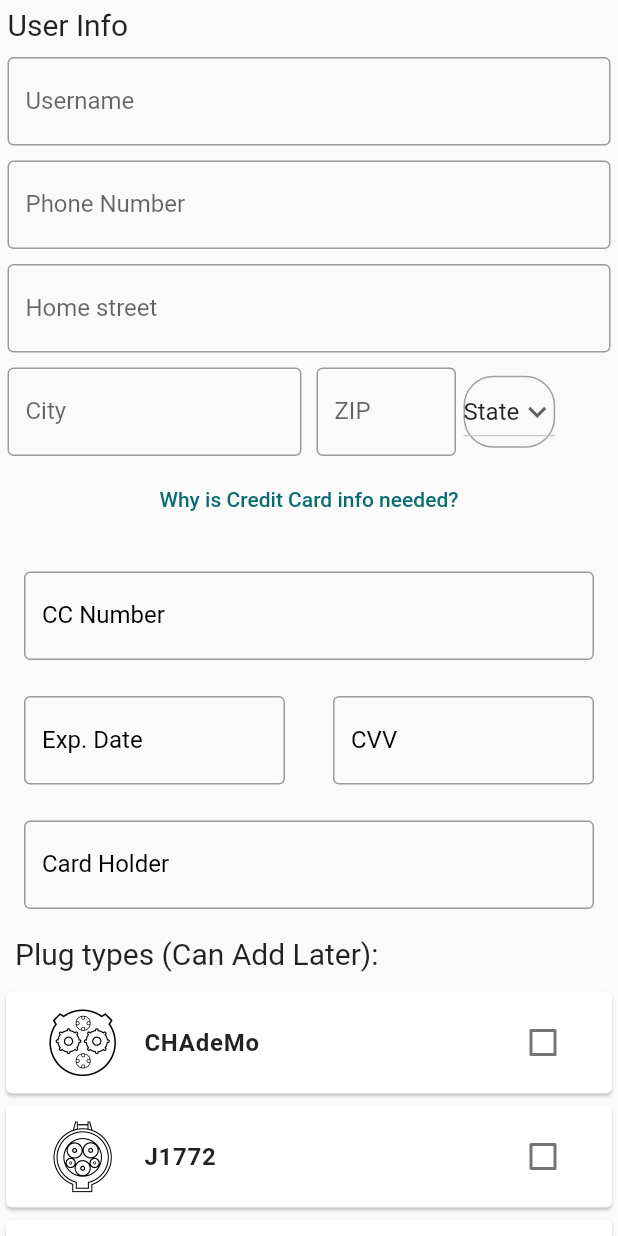
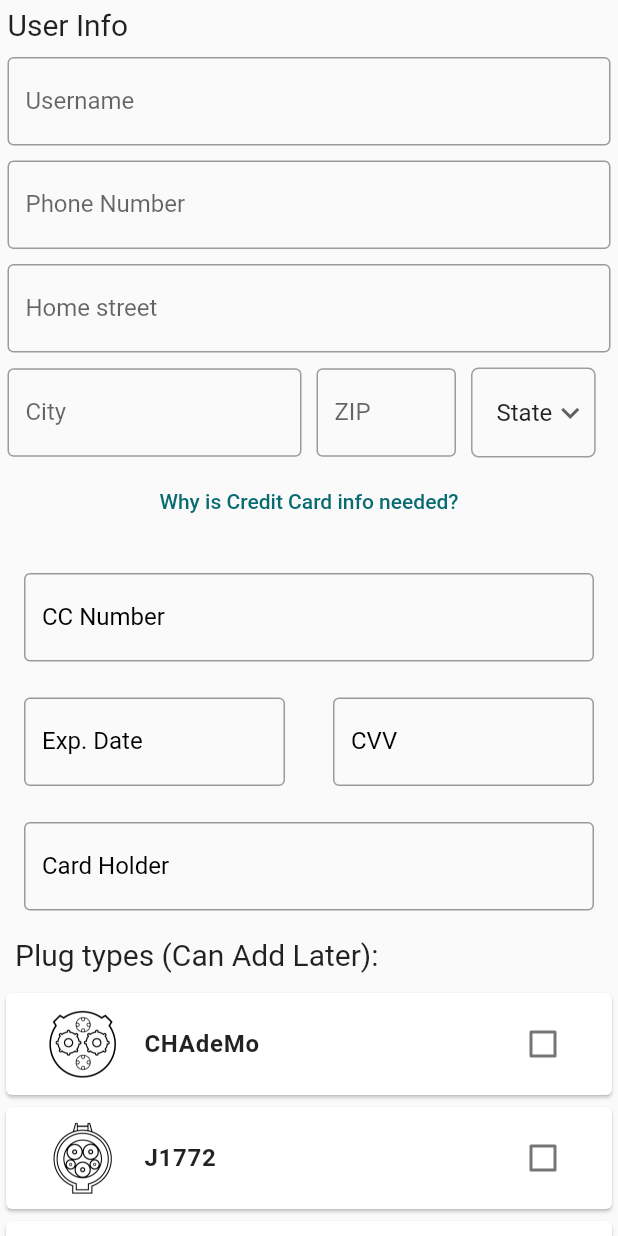
Before and after one commit to JonesParEnvorso/envorsocarcharger, a Flutter app: the AddPID screen opened directly, on a phone screen of 412 x 824 dp. Run offline on Flutter 3.47's test engine with Material 2 defaults, Android fonts, the phone set to English and light mode, and no system bars; drawn by our look-alikes of flutter_credit_card; our stand-ins replace avatar_glow, cloud_firestore, firebase_core, google_maps_flutter, speech_to_text; missing offline and left inert: highlight_text; accounts and stored records are empty.

Commit message:
made the state dropdown look the same as the rest

```diff
--- a/envorso_charging_app/lib/newUser.dart
+++ b/envorso_charging_app/lib/newUser.dart
@@ -96,7 +96,68 @@ class _AddPID extends State<AddPID> {
     final rightEdge = MediaQuery.of(context).padding.right;
 
     String dropdownvalue = "State";
-    var states = ['State', 'CA'];
+    var states = [
+      'State',
+      'AL',
+      'AK',
+      'AS',
+      'AZ',
+      'AR',
+      'CA',
+      'CO',
+      'CT',
+      'DE',
+      'DC',
+      'FM',
+      'FL',
+      'GA',
+      'GU',
+      'HI',
+      'ID',
+      'IL',
+      'IN',
+      'IA',
+      'KS',
+      'KY',
+      'LA',
+      'ME',
+      'MH',
+      'MD',
+      'MA',
+      'MI',
+      'MN',
+      'MS',
+      'MO',
+      'MT',
+      'NE',
+      'NV',
+      'NH',
+      'NJ',
+      'NM',
+      'NY',
+      'NC',
+      'ND',
+      'MP',
+      'OH',
+      'OK',
+      'OR',
+      'PW',
+      'PA',
+      'PR',
+      'RI',
+      'SC',
+      'SD',
+      'TN',
+      'TX',
+      'UT',
+      'VT',
+      'VI',
+      'VA',
+      'WA',
+      'WV',
+      'WI',
+      'WY'
+    ];
 
     // padding around the text entry boxes
     const inputPadding = EdgeInsets.all(5);
@@ -336,18 +397,23 @@ class _AddPID extends State<AddPID> {
                             },
                         validator: _validateField),
                   ),
-                  DecoratedBox(
+                  Container(
+                    margin: EdgeInsets.all(5.0),
+                    height: 60,
                     decoration: ShapeDecoration(
                       shape: RoundedRectangleBorder(
-                        borderRadius: BorderRadius.all(Radius.circular(20)),
+                        //dimensions: EdgeInsetsGeometry(50),
+                        borderRadius: BorderRadius.all(Radius.circular(5)),
                         side: BorderSide(
                             width: 1.0,
                             style: BorderStyle.solid,
                             color: Colors.grey),
                       ),
                     ),
+                    child: DropdownButtonHideUnderline(
+                      child: ButtonTheme(
+                        alignedDropdown: true,
                         child: DropdownButton(
-                      // Initial Value
                           value: dropdownvalue,
 
                           // Down Arrow Icon
@@ -367,6 +433,8 @@ class _AddPID extends State<AddPID> {
                               dropdownvalue = newValue!;
                             });
                           },
+                        ),
+                      ),
                     ),
                   )
                 ], // end children
```
Also changed, not shown: envorso_charging_app/pubspec.lock. Lines whose indentation alone changed are shown as unchanged.
